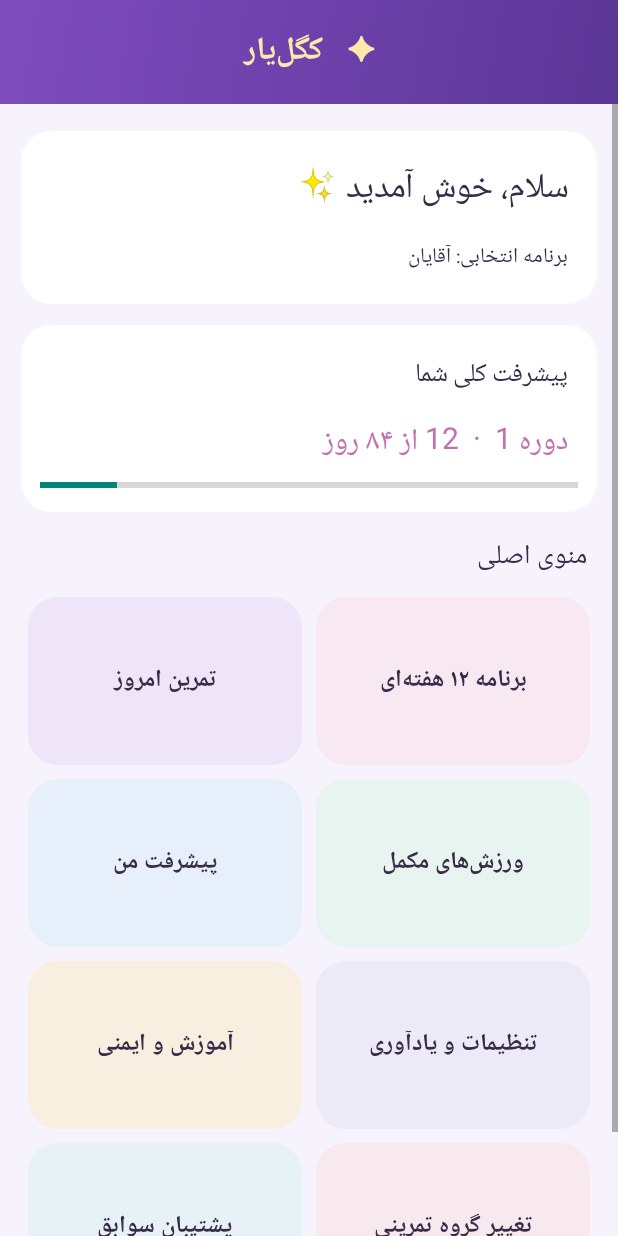
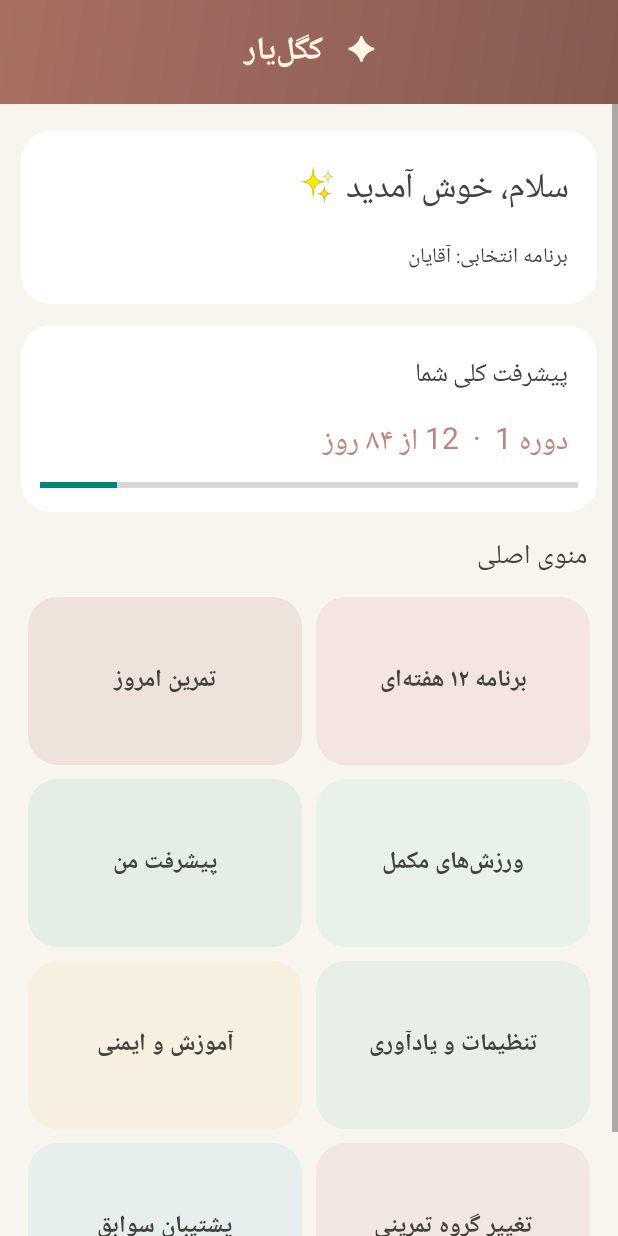
Before and after one commit to mehdisoltandoost-maker/KegelYar, an Android app: the screen it shows after launch (MainActivity), after a tap on "ثبت و شروع برنامه", on a phone screen of 412 x 824 dp. Run offline under Robolectric (Android 15) with nearby library versions, the phone set to English and light mode, and no system bars; 3 other taps on this screen came first.

Commit message:
Update MainActivity.java

```diff
--- a/app/src/main/java/com/kegelyar/app/MainActivity.java
+++ b/app/src/main/java/com/kegelyar/app/MainActivity.java
@@ -40,18 +40,18 @@ import java.util.Map;
 
 public class MainActivity extends Activity {
 
-    private final int BG = Color.rgb(247, 243, 253);
-    private final int TRAINING_BG = Color.rgb(239, 247, 244);
-    private final int TRAINING_ACCENT = Color.rgb(91, 151, 137);
-    private final int SETTINGS_ACCENT = Color.rgb(67, 137, 132);
-    private final int SETTINGS_SOFT = Color.rgb(224, 240, 236);
+    private final int BG = Color.rgb(248, 245, 239);
+    private final int TRAINING_BG = Color.rgb(240, 246, 241);
+    private final int TRAINING_ACCENT = Color.rgb(111, 151, 130);
+    private final int SETTINGS_ACCENT = Color.rgb(111, 145, 125);
+    private final int SETTINGS_SOFT = Color.rgb(231, 239, 231);
     private final int CARD = Color.rgb(255, 255, 255);
-    private final int PURPLE = Color.rgb(126, 76, 190);
-    private final int PINK = Color.rgb(194, 112, 177);
-    private final int WHITE = Color.rgb(55, 43, 72);
-    private final int MUTED = Color.rgb(119, 105, 139);
-    private final int GREEN = Color.rgb(72, 145, 125);
-    private final int HEADER_GOLD = Color.rgb(255, 231, 174);
+    private final int PURPLE = Color.rgb(169, 111, 99);
+    private final int PINK = Color.rgb(190, 132, 126);
+    private final int WHITE = Color.rgb(65, 66, 60);
+    private final int MUTED = Color.rgb(125, 125, 115);
+    private final int GREEN = Color.rgb(104, 145, 119);
+    private final int HEADER_GOLD = Color.rgb(255, 247, 228);
 
     private LinearLayout root, content;
     private TextView stepTitle, stepDescription;
@@ -585,7 +585,7 @@ public class MainActivity extends Activity {
     private GradientDrawable gradient(int radius) {
         GradientDrawable d = new GradientDrawable(
                 GradientDrawable.Orientation.TL_BR,
-                new int[]{PURPLE, Color.rgb(91, 55, 151)});
+                new int[]{PURPLE, Color.rgb(135, 91, 82)});
         d.setCornerRadius(dp(radius));
         return d;
     }
@@ -827,14 +827,14 @@ public class MainActivity extends Activity {
         tiles.setColumnCount(2);
         tiles.setUseDefaultMargins(false);
         content.addView(tiles, new LinearLayout.LayoutParams(-1, -2));
-        addHomeTile(tiles, "تمرین امروز", () -> showTodaySessions(), Color.rgb(238, 229, 249));
-        addHomeTile(tiles, "برنامه ۱۲ هفته‌ای", () -> showWeeks(), Color.rgb(248, 232, 242));
-        addHomeTile(tiles, "پیشرفت من", () -> showProgress(), Color.rgb(231, 239, 250));
-        addHomeTile(tiles, "ورزش‌های مکمل", () -> showExercises(), Color.rgb(232, 244, 239));
-        addHomeTile(tiles, "آموزش و ایمنی", () -> showGuide(), Color.rgb(249, 239, 225));
-        addHomeTile(tiles, "تنظیمات و یادآوری", () -> showSettings(), Color.rgb(237, 234, 248));
-        addHomeTile(tiles, "پشتیبان سوابق", () -> shareBackup(), Color.rgb(231, 242, 246));
-        addHomeTile(tiles, "تغییر گروه تمرینی", () -> showGender(), Color.rgb(247, 233, 237));
+        addHomeTile(tiles, "تمرین امروز", () -> showTodaySessions(), Color.rgb(239, 226, 218));
+        addHomeTile(tiles, "برنامه ۱۲ هفته‌ای", () -> showWeeks(), Color.rgb(244, 229, 226));
+        addHomeTile(tiles, "پیشرفت من", () -> showProgress(), Color.rgb(229, 238, 228));
+        addHomeTile(tiles, "ورزش‌های مکمل", () -> showExercises(), Color.rgb(232, 241, 234));
+        addHomeTile(tiles, "آموزش و ایمنی", () -> showGuide(), Color.rgb(247, 239, 224));
+        addHomeTile(tiles, "تنظیمات و یادآوری", () -> showSettings(), Color.rgb(231, 239, 231));
+        addHomeTile(tiles, "پشتیبان سوابق", () -> shareBackup(), Color.rgb(231, 239, 238));
+        addHomeTile(tiles, "تغییر گروه تمرینی", () -> showGender(), Color.rgb(244, 230, 225));
         if (getTotalCompleted() >= 84) {
             addButton("شروع دوره جدید با حفظ سوابق", () -> startNewCourse());
         }
@@ -1116,7 +1116,7 @@ public class MainActivity extends Activity {
                 : ("noon".equals(selectedSession) ? "ظهر" : "شب");
         TextView header = makeText("✦   تمرین " + sessionTitle + " · روز " + selectedDay, 20, Color.rgb(48, 86, 78));
         header.setTypeface(null, Typeface.BOLD);
-        header.setBackgroundColor(Color.rgb(218, 237, 230));
+        header.setBackgroundColor(Color.rgb(231, 239, 231));
         header.setPadding(dp(12), dp(15), dp(12), dp(15));
         root.addView(header, new LinearLayout.LayoutParams(-1, -2));
 
```
